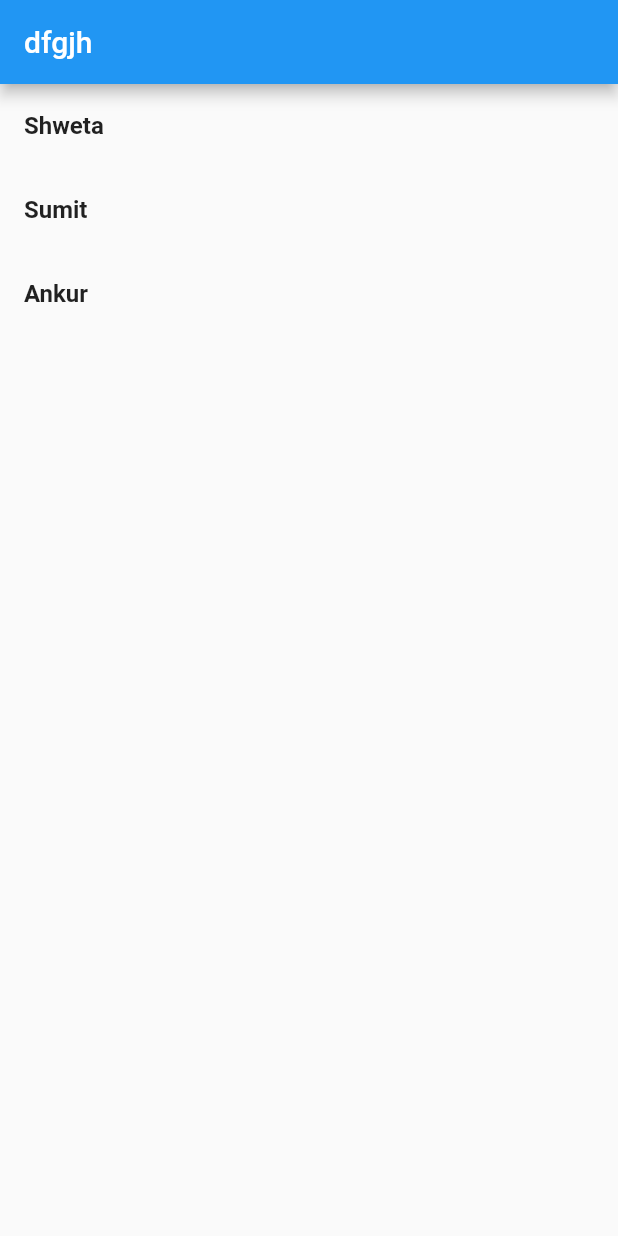
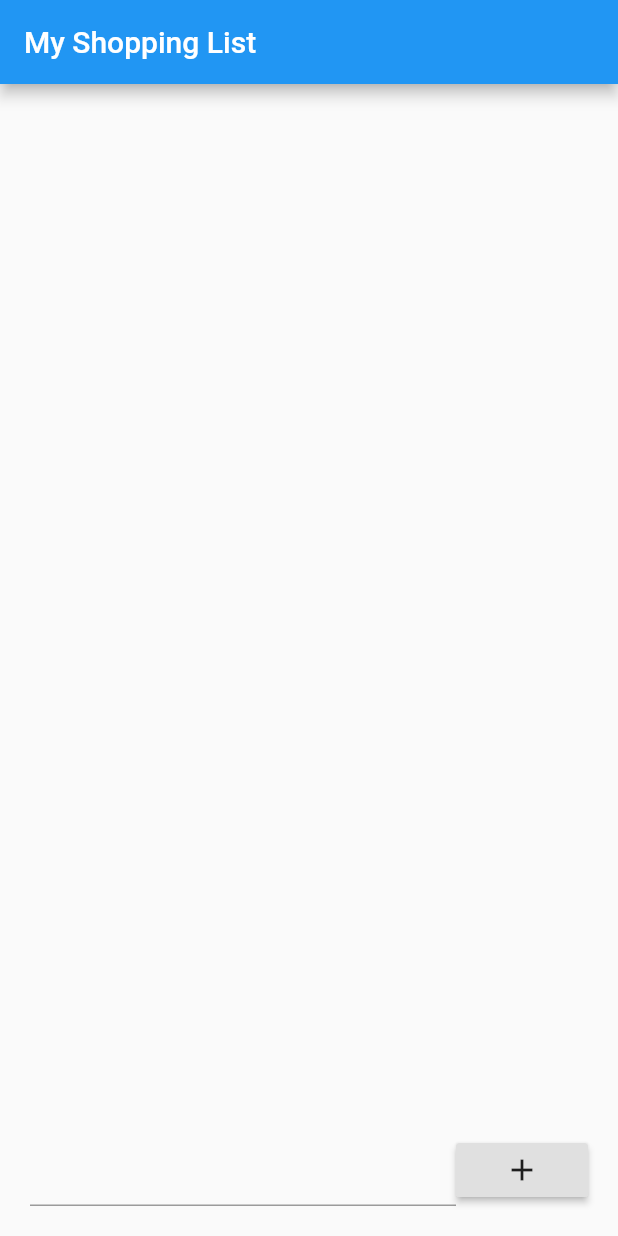
Before and after one commit to ankur198/Flutter, a Flutter app: the screen it shows after launch, on a phone screen of 412 x 824 dp. Run offline on Flutter 3.47's test engine with Material 2 defaults, Android fonts, the phone set to English and light mode, and no system bars.

Commit message:
shoppingmy

```diff
--- a/lib/main.dart
+++ b/lib/main.dart
@@ -25,11 +25,12 @@ import 'shoppingMy/Item.dart';
 //     ),
 //   ));
 // }
+List<Product> item = new List<Product>();
+
 void main() {
-  List<Product> item = new List<Product>();
-  item.add(new Product(name: "Shweta", inCart: false));
-  item.add(new Product(name: "Sumit", inCart: false));
-  item.add(new Product(name: "Ankur", inCart: false));
+  // item.add(new Product(name: "Shweta", inCart: false));
+  // item.add(new Product(name: "Sumit", inCart: false));
+  // item.add(new Product(name: "Ankur", inCart: false));
   runApp(MaterialApp(
     title: "sdfh",
     home: ListAll(products: item),
--- a/lib/shoppingMy/Item.dart
+++ b/lib/shoppingMy/Item.dart
@@ -1,4 +1,5 @@
 import 'package:flutter/material.dart';
+import 'package:world/main.dart';
 
 class Product {
   Product({this.name, this.inCart});
@@ -19,12 +20,19 @@ class ListItem extends StatelessWidget {
     if (product.inCart) {
       return TextStyle(decoration: TextDecoration.lineThrough);
     } else
-     return TextStyle(fontWeight: FontWeight.bold);
+      return TextStyle(fontWeight: FontWeight.bold);
+  }
+  Icon _getIcon(){
+    if(product.inCart){
+      return Icon(Icons.check_box);
+    }
+    return Icon(Icons.check_box_outline_blank);
   }
 
   @override
   Widget build(BuildContext context) {
     return ListTile(
+      leading: _getIcon(),
       title: Text(
         product.name,
         style: _getStyle(),
@@ -49,24 +57,33 @@ class ListAll extends StatefulWidget {
 
 class _ListAll extends State<ListAll> {
   _ListAll({this.products});
+
+  final myController = TextEditingController();
+
+  @override
+  void dispose() {
+    myController.dispose();
+    super.dispose();
+  }
+
   List<Product> products;
 
   void onTapReal(Product item) {
     setState(() {
       //item.inCart = !item.inCart;
 
-      if (item.inCart==true) {
-        item.inCart=false;
+      if (item.inCart == true) {
+        item.inCart = false;
       } else {
-        item.inCart=true;
+        item.inCart = true;
       }
-
     });
   }
 
   List<ListItem> generateList() {
     List<ListItem> x = new List<ListItem>();
     for (var item in products) {
+      print(item.name);
       ListItem listItem = new ListItem(
         product: item,
         ontap: onTapReal,
@@ -76,14 +93,48 @@ class _ListAll extends State<ListAll> {
     return x;
   }
 
+  void addValue() {
+    //print("Yooo");
+    setState(() {
+      item.add(Product(name: myController.text, inCart: false));
+      myController.text = "";
+    });
+    //print(item.length);
+    print(products.length);
+  }
+
   @override
   Widget build(BuildContext context) {
     return Scaffold(
       appBar: AppBar(
-        title: Text("dfgjh"),
+        title: Text("My Shopping List"),
       ),
-      body: ListView(
-        children: generateList(),
+      body: Column(
+        children: <Widget>[
+          Expanded(
+            child: SizedBox(
+              child: ListView(
+                children: generateList(),
+              ),
+            ),
+          ),
+          Container(
+            padding: EdgeInsets.all(20),
+            child: Row(
+              children: <Widget>[
+                Expanded(
+                    child: SizedBox(
+                        child: TextField(
+                  controller: myController,
+                ))),
+                RaisedButton(
+                  child: Icon(Icons.add),
+                  onPressed: addValue,
+                )
+              ],
+            ),
+          ),
+        ],
       ),
     );
   }
```
